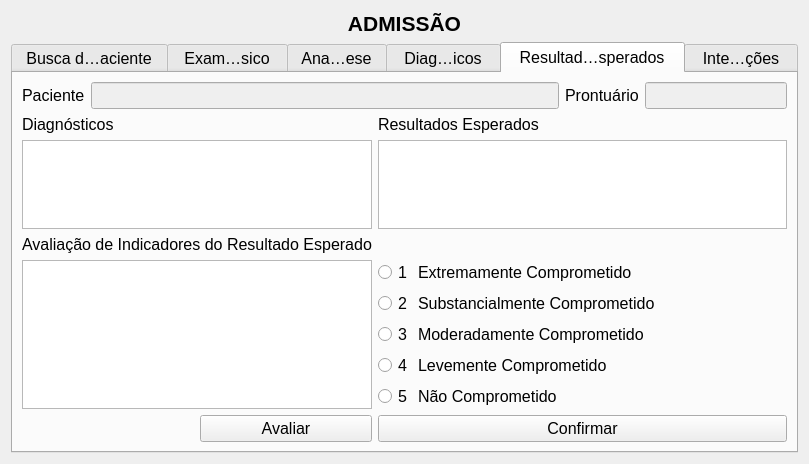
The window that GUI/intake.ui (LCapanelli/RP3) describes before a commit, drawn with Qt 5.
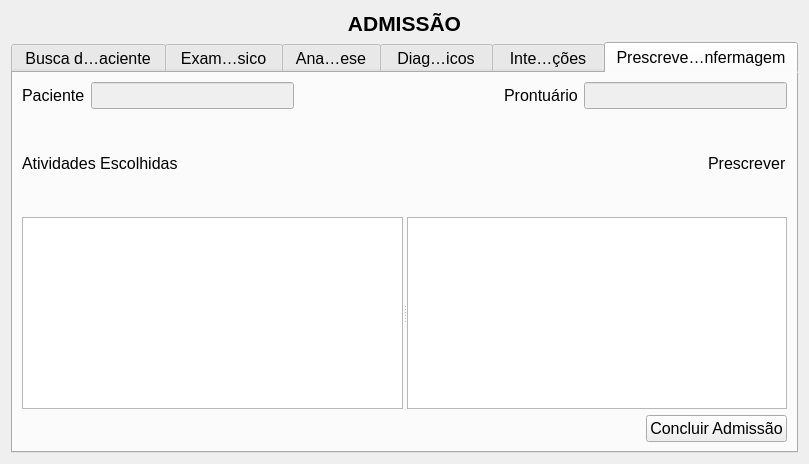
The same window after the commit. The open tabs and pages were chosen to show the change.

What changed in the file:
```diff
--- a/GUI/intake.ui
+++ b/GUI/intake.ui
@@ -10,6 +10,11 @@
     <height>464</height>
    </rect>
   </property>
+  <property name="font">
+   <font>
+    <pointsize>12</pointsize>
+   </font>
+  </property>
   <property name="windowTitle">
    <string>Form</string>
   </property>
@@ -644,217 +649,6 @@
          </item>
         </layout>
        </item>
-       <item row="3" column="1">
-        <spacer name="horizontalSpacer_4">
-         <property name="orientation">
-          <enum>Qt::Horizontal</enum>
-         </property>
-         <property name="sizeHint" stdset="0">
-          <size>
-           <width>40</width>
-           <height>20</height>
-          </size>
-         </property>
-        </spacer>
-       </item>
-      </layout>
-     </widget>
-     <widget class="QWidget" name="reP_2">
-      <attribute name="title">
-       <string>Resultados Esperados</string>
-      </attribute>
-      <layout class="QGridLayout" name="gridLayout_13">
-       <item row="0" column="0" colspan="3">
-        <layout class="QHBoxLayout" name="horizontalLayout_103">
-         <item>
-          <widget class="QLabel" name="label_pacienteRE_2">
-           <property name="text">
-            <string>Paciente</string>
-           </property>
-           <property name="buddy">
-            <cstring>lineEdit_pacienteRE</cstring>
-           </property>
-          </widget>
-         </item>
-         <item>
-          <widget class="QLineEdit" name="lineEdit_pacienteRE_2">
-           <property name="enabled">
-            <bool>false</bool>
-           </property>
-          </widget>
-         </item>
-         <item>
-          <widget class="QLabel" name="label_prontRE_2">
-           <property name="font">
-            <font>
-             <pointsize>12</pointsize>
-            </font>
-           </property>
-           <property name="text">
-            <string>Prontuário</string>
-           </property>
-           <property name="buddy">
-            <cstring>lineEdit_prontRE</cstring>
-           </property>
-          </widget>
-         </item>
-         <item>
-          <widget class="QLineEdit" name="lineEdit_prontRE_2">
-           <property name="enabled">
-            <bool>false</bool>
-           </property>
-           <property name="sizePolicy">
-            <sizepolicy hsizetype="Minimum" vsizetype="Minimum">
-             <horstretch>0</horstretch>
-             <verstretch>0</verstretch>
-            </sizepolicy>
-           </property>
-          </widget>
-         </item>
-        </layout>
-       </item>
-       <item row="1" column="0" colspan="2">
-        <widget class="QLabel" name="label_diagnosticosRE_2">
-         <property name="text">
-          <string>Diagnósticos</string>
-         </property>
-         <property name="buddy">
-          <cstring>listWidget_diagnosticosRE</cstring>
-         </property>
-        </widget>
-       </item>
-       <item row="1" column="2">
-        <widget class="QLabel" name="label_RE_3">
-         <property name="text">
-          <string>Resultados Esperados</string>
-         </property>
-         <property name="buddy">
-          <cstring>listWidget_listaRE</cstring>
-         </property>
-        </widget>
-       </item>
-       <item row="3" column="0" colspan="2">
-        <widget class="QLabel" name="label_indicadores_3">
-         <property name="text">
-          <string>Avaliação de Indicadores do Resultado Esperado</string>
-         </property>
-         <property name="buddy">
-          <cstring>listView_listaIndicadores</cstring>
-         </property>
-        </widget>
-       </item>
-       <item row="4" column="2">
-        <layout class="QFormLayout" name="formLayout_8">
-         <item row="0" column="0">
-          <widget class="QRadioButton" name="radioButton_RE1_2">
-           <property name="text">
-            <string>1</string>
-           </property>
-          </widget>
-         </item>
-         <item row="1" column="0">
-          <widget class="QRadioButton" name="radioButton_RE2_2">
-           <property name="text">
-            <string>2</string>
-           </property>
-          </widget>
-         </item>
-         <item row="2" column="0">
-          <widget class="QRadioButton" name="radioButton_RE3_2">
-           <property name="text">
-            <string>3</string>
-           </property>
-          </widget>
-         </item>
-         <item row="3" column="0">
-          <widget class="QRadioButton" name="radioButton_RE4_2">
-           <property name="text">
-            <string>4</string>
-           </property>
-          </widget>
-         </item>
-         <item row="4" column="0">
-          <widget class="QRadioButton" name="radioButton_RE5_2">
-           <property name="text">
-            <string>5</string>
-           </property>
-          </widget>
-         </item>
-         <item row="0" column="1">
-          <widget class="QLabel" name="label_avaliacao1_2">
-           <property name="text">
-            <string>Extremamente Comprometido</string>
-           </property>
-           <property name="buddy">
-            <cstring>radioButton_RE1</cstring>
-           </property>
-          </widget>
-         </item>
-         <item row="1" column="1">
-          <widget class="QLabel" name="label_avaliacao2_2">
-           <property name="text">
-            <string>Substancialmente Comprometido</string>
-           </property>
-           <property name="buddy">
-            <cstring>radioButton_RE2</cstring>
-           </property>
-          </widget>
-         </item>
-         <item row="4" column="1">
-          <widget class="QLabel" name="label_avaliacao5_2">
-           <property name="text">
-            <string>Não Comprometido</string>
-           </property>
-           <property name="buddy">
-            <cstring>radioButton_RE5</cstring>
-           </property>
-          </widget>
-         </item>
-         <item row="3" column="1">
-          <widget class="QLabel" name="label_avaliacao4_2">
-           <property name="text">
-            <string>Levemente Comprometido</string>
-           </property>
-           <property name="buddy">
-            <cstring>radioButton_RE4</cstring>
-           </property>
-          </widget>
-         </item>
-         <item row="2" column="1">
-          <widget class="QLabel" name="label_avaliacao3_2">
-           <property name="text">
-            <string>Moderadamente Comprometido</string>
-           </property>
-           <property name="buddy">
-            <cstring>radioButton_RE3</cstring>
-           </property>
-          </widget>
-         </item>
-        </layout>
-       </item>
-       <item row="5" column="1">
-        <widget class="QPushButton" name="pushButton_avaliarIndicador_2">
-         <property name="text">
-          <string>Avaliar</string>
-         </property>
-        </widget>
-       </item>
-       <item row="5" column="2">
-        <widget class="QPushButton" name="pushButton_confirmarRE_2">
-         <property name="text">
-          <string>Confirmar</string>
-         </property>
-        </widget>
-       </item>
-       <item row="2" column="2">
-        <widget class="QColumnView" name="cv_RlistwithCB"/>
-       </item>
-       <item row="2" column="0" colspan="2">
-        <widget class="QListView" name="lv_Diag4RE"/>
-       </item>
-       <item row="4" column="0" colspan="2">
-        <widget class="QColumnView" name="cv_listIndicWithNumb"/>
-       </item>
       </layout>
      </widget>
      <widget class="QWidget" name="cuidadosP_2">
@@ -1051,7 +845,160 @@
          <item>
           <widget class="QPushButton" name="pushButton_finalizaAdmissao_2">
            <property name="text">
-            <string>Finalizar Admissão</string>
+            <string>&gt;&gt; Escolher Atividade</string>
+           </property>
+          </widget>
+         </item>
+         <item>
+          <spacer name="horizontalSpacer_7">
+           <property name="orientation">
+            <enum>Qt::Horizontal</enum>
+           </property>
+           <property name="sizeHint" stdset="0">
+            <size>
+             <width>228</width>
+             <height>20</height>
+            </size>
+           </property>
+          </spacer>
+         </item>
+        </layout>
+       </item>
+       <item row="1" column="1">
+        <widget class="QLabel" name="label">
+         <property name="text">
+          <string>Atividades Escolhidas</string>
+         </property>
+        </widget>
+       </item>
+      </layout>
+     </widget>
+     <widget class="QWidget" name="reP_2">
+      <attribute name="title">
+       <string>Prescrever Enfermagem</string>
+      </attribute>
+      <layout class="QGridLayout" name="gridLayout_2">
+       <item row="0" column="0">
+        <layout class="QHBoxLayout" name="horizontalLayout_103">
+         <item>
+          <widget class="QLabel" name="label_pacienteRE_2">
+           <property name="text">
+            <string>Paciente</string>
+           </property>
+           <property name="buddy">
+            <cstring>lineEdit_pacienteRE</cstring>
+           </property>
+          </widget>
+         </item>
+         <item>
+          <widget class="QLineEdit" name="lineEdit_pacienteRE_2">
+           <property name="enabled">
+            <bool>false</bool>
+           </property>
+          </widget>
+         </item>
+         <item>
+          <spacer name="horizontalSpacer_6">
+           <property name="orientation">
+            <enum>Qt::Horizontal</enum>
+           </property>
+           <property name="sizeHint" stdset="0">
+            <size>
+             <width>40</width>
+             <height>20</height>
+            </size>
+           </property>
+          </spacer>
+         </item>
+         <item>
+          <widget class="QLabel" name="label_prontRE_2">
+           <property name="font">
+            <font>
+             <pointsize>12</pointsize>
+            </font>
+           </property>
+           <property name="text">
+            <string>Prontuário</string>
+           </property>
+           <property name="buddy">
+            <cstring>lineEdit_prontRE</cstring>
+           </property>
+          </widget>
+         </item>
+         <item>
+          <widget class="QLineEdit" name="lineEdit_prontRE_2">
+           <property name="enabled">
+            <bool>false</bool>
+           </property>
+          </widget>
+         </item>
+        </layout>
+       </item>
+       <item row="1" column="0">
+        <layout class="QHBoxLayout" name="horizontalLayout_2">
+         <item>
+          <widget class="QLabel" name="label_diagnosticosRE_2">
+           <property name="text">
+            <string>Atividades Escolhidas</string>
+           </property>
+           <property name="buddy">
+            <cstring>listWidget_diagnosticosRE</cstring>
+           </property>
+          </widget>
+         </item>
+         <item>
+          <spacer name="horizontalSpacer_5">
+           <property name="orientation">
+            <enum>Qt::Horizontal</enum>
+           </property>
+           <property name="sizeHint" stdset="0">
+            <size>
+             <width>428</width>
+             <height>20</height>
+            </size>
+           </property>
+          </spacer>
+         </item>
+         <item>
+          <widget class="QLabel" name="label_RE_3">
+           <property name="text">
+            <string>Prescrever</string>
+           </property>
+           <property name="buddy">
+            <cstring>listWidget_listaRE</cstring>
+           </property>
+          </widget>
+         </item>
+        </layout>
+       </item>
+       <item row="2" column="0">
+        <widget class="QSplitter" name="splitter">
+         <property name="orientation">
+          <enum>Qt::Horizontal</enum>
+         </property>
+         <widget class="QListView" name="lv_Diag4RE"/>
+         <widget class="QPlainTextEdit" name="plainTextEdit"/>
+        </widget>
+       </item>
+       <item row="3" column="0">
+        <layout class="QHBoxLayout" name="horizontalLayout_3">
+         <item>
+          <spacer name="horizontalSpacer_8">
+           <property name="orientation">
+            <enum>Qt::Horizontal</enum>
+           </property>
+           <property name="sizeHint" stdset="0">
+            <size>
+             <width>40</width>
+             <height>20</height>
+            </size>
+           </property>
+          </spacer>
+         </item>
+         <item>
+          <widget class="QPushButton" name="pushButton_confirmarRE_2">
+           <property name="text">
+            <string>Concluir Admissão</string>
            </property>
           </widget>
          </item>
```
Left out of the diff: 165 changed lines with no effect on the pictures.
